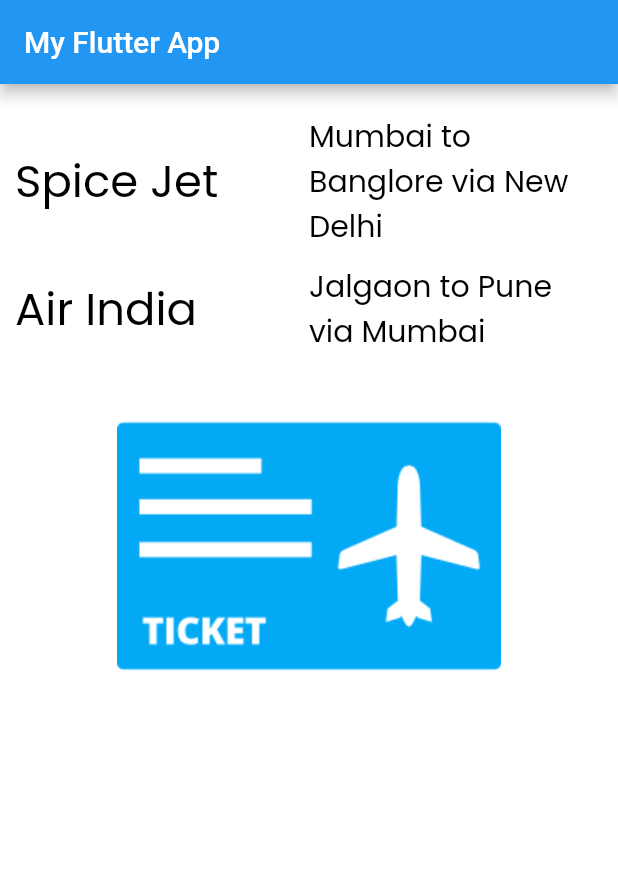
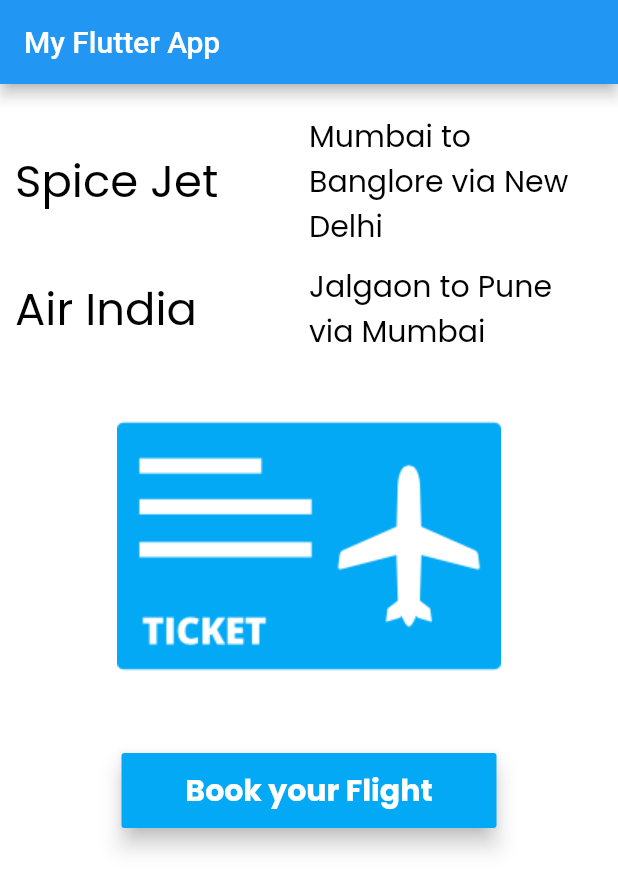
Before and after one commit to amol-patil09/Flutter-Demo, a Flutter app: the screen it shows after launch, on a phone screen of 412 x 824 dp. Shown: the top 891 px of the screen. Run offline on Flutter 3.47's test engine with Material 2 defaults, Android fonts, the phone set to English and light mode, and no system bars.

Commit message:
# 2.5-Material button and Alert dialog

```diff
--- a/lib/app_screens/home.dart
+++ b/lib/app_screens/home.dart
@@ -71,7 +71,8 @@ class Home extends StatelessWidget {
                 ),
               ],
             ),
-            FlightImageAsset()
+            FlightImageAsset(),
+            FlightBookButton()
           ],
         ),
       ),
@@ -87,3 +88,61 @@ class FlightImageAsset extends StatelessWidget {
     return Container(child: image);
   }
 }
+
+class FlightBookButton extends StatelessWidget {
+  @override
+  Widget build(BuildContext context) {
+    return Container(
+      width: 250.0,
+      height: 50.0,
+      decoration: BoxDecoration(
+        shape: BoxShape.rectangle,
+      ),
+      margin: EdgeInsets.only(top: 10.0),
+      child: MaterialButton(
+        onPressed: () {
+          BookFlight(context);
+        },
+        child: Text(
+          "Book your Flight",
+          style: TextStyle(
+              color: Colors.white,
+              fontFamily: 'Poppins',
+              fontWeight: FontWeight.w700,
+              fontSize: 20.0),
+        ),
+        color: Colors.lightBlue,
+        elevation: 6.0,
+      ),
+    );
+  }
+
+  void BookFlight(BuildContext context) {
+    var alertDialog = AlertDialog(
+      shape: RoundedRectangleBorder(
+          borderRadius: BorderRadius.all(Radius.circular(10.0))
+      ),
+      title: Text(
+        "Flight booked successfully",
+        style: TextStyle(
+            fontSize: 25.0,
+            fontFamily: 'Poppins',
+            fontWeight: FontWeight.w500,
+            fontStyle: FontStyle.normal),
+      ),
+      content: Text(
+        "Have a pleasent flight",
+        style: TextStyle(
+            fontSize: 20.0,
+            fontFamily: 'Poppins',
+            fontWeight: FontWeight.w400,
+            fontStyle: FontStyle.normal),
+      ),
+    );
+    showDialog(
+        context: context,
+        builder: (BuildContext context) {
+          return alertDialog;
+        });
+  }
+}
```
